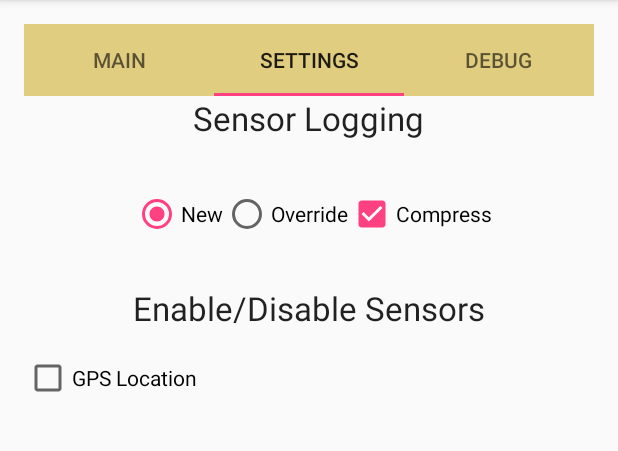
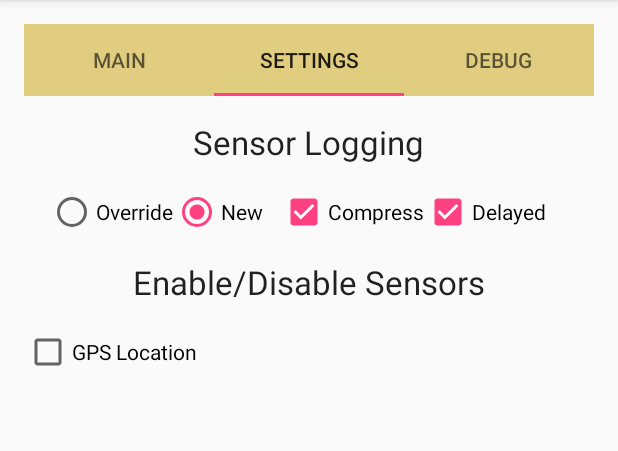
Before and after one commit to grunertj/AJGSensor, an Android app: the screen it shows after launch (MainActivity), tab 2 chosen, on a phone screen of 412 x 824 dp, the part 84-535 px from its top. Run offline under Robolectric (Android 15) with nearby library versions, the phone set to English and light mode, and no system bars.

Commit message:
Added Delayed logging selection

```diff
--- a/app/src/main/java/com/jwg/grunert/ajgsensor/MainActivity.java
+++ b/app/src/main/java/com/jwg/grunert/ajgsensor/MainActivity.java
@@ -33,7 +33,9 @@ public class MainActivity extends AppCompatActivity {
     static final int OVERRIDE = 1;
     static final int APPEND = 2;
     static final int NEW = 3;
+
     static boolean COMPRESS = true;
+    static boolean DELAYED = true;
 
     static boolean dim_state = true;
 
--- a/app/src/main/java/com/jwg/grunert/ajgsensor/MainFragment.java
+++ b/app/src/main/java/com/jwg/grunert/ajgsensor/MainFragment.java
@@ -413,7 +413,9 @@ public class MainFragment extends Fragment implements SensorEventListener, Locat
         }
         try {
             if (event_type!=null) {
-                if (start_logging && MainActivity.log[MainActivity.TYPE_GPS] || MainActivity.log[MainActivity.TYPE_GPS] == false) {
+                if (start_logging && MainActivity.log[MainActivity.TYPE_GPS]
+                        || MainActivity.log[MainActivity.TYPE_GPS] == false
+                        || MainActivity.DELAYED == false) {
                     sensor_file.append(event_type);
                 }
             }
@@ -490,7 +492,8 @@ public class MainFragment extends Fragment implements SensorEventListener, Locat
 
         if ((location.hasSpeed() && location.getAccuracy() < 20 && location.hasBearing() && location.hasAccuracy())
                 || (location.hasSpeed() && location.getAccuracy() < 10 && location.hasAccuracy())) {
-            if (start_logging == false && location.getSpeed() > 0.3) {
+
+            if ((start_logging == false && (location.getSpeed() > 0.3) || MainActivity.DELAYED == false)) {
                 start_logging = true;
                 LastLatitude = location.getLatitude();
                 LastLongitude = location.getLongitude();
@@ -500,6 +503,7 @@ public class MainFragment extends Fragment implements SensorEventListener, Locat
                 TotalSpeed = 0.0f;
                 log_counter = 1;
             }
+
             if (start_logging) {
                 valid_data = true;
             }
--- a/app/src/main/java/com/jwg/grunert/ajgsensor/SettingsFragment.java
+++ b/app/src/main/java/com/jwg/grunert/ajgsensor/SettingsFragment.java
@@ -25,7 +25,7 @@ import java.util.Comparator;
 import java.util.List;
 
 public class SettingsFragment extends Fragment {
-    CheckBox checkBox, checkBoxCompress, checkBoxGPS;
+    CheckBox checkBox, checkBoxCompress, checkBoxGPS, checkBoxDelayed;
     ArrayList<CheckBox> checkBoxes;
     SensorManager sensorManager = null;
     RadioGroup radioGroup;
@@ -42,6 +42,7 @@ public class SettingsFragment extends Fragment {
         LinearLayout linearLayout = (LinearLayout)view.findViewById(R.id.linearLayout);
         radioGroup = (RadioGroup)view.findViewById(R.id.radioGroup);
         checkBoxCompress = (CheckBox)view.findViewById(R.id.checkBoxCompress);
+        checkBoxDelayed = (CheckBox)view.findViewById(R.id.checkBoxDelayed);
 
         view.setOnTouchListener(new View.OnTouchListener() {
             @Override
@@ -57,7 +58,7 @@ public class SettingsFragment extends Fragment {
         radioGroup.setOnCheckedChangeListener(new RadioGroup.OnCheckedChangeListener() {
             @Override
             public void onCheckedChanged(RadioGroup group, int checkedId) {
-             switch (checkedId) {
+                switch (checkedId) {
                     case R.id.radioButtonOverride:
                         MainActivity.file_mode = MainActivity.OVERRIDE;
                         break;
@@ -82,7 +83,19 @@ public class SettingsFragment extends Fragment {
             }
         });
 
+        checkBoxDelayed.setOnCheckedChangeListener(new CompoundButton.OnCheckedChangeListener() {
+            @Override
+            public void onCheckedChanged(CompoundButton buttonView, boolean isChecked) {
+                if (isChecked) {
+                    MainActivity.DELAYED = true;
+                } else {
+                    MainActivity.DELAYED = false;
+                }
+            }
+        });
+
         checkBoxCompress.setChecked(true);
+        checkBoxDelayed.setChecked(true);
 
         sensorManager = (SensorManager)getActivity().getSystemService(Context.SENSOR_SERVICE);
         List<Sensor> list = sensorManager.getSensorList(Sensor.TYPE_ALL);
--- a/app/src/main/res/layout/fragment_settings.xml
+++ b/app/src/main/res/layout/fragment_settings.xml
@@ -10,19 +10,12 @@
         android:checkedButton="@+id/radioButtonNew"
         android:id="@+id/radioGroup"
         android:orientation="horizontal"
-        android:layout_marginTop="33dp"
+        android:layout_marginTop="@dimen/activity_vertical_margin"
+        android:layout_marginLeft="@dimen/activity_horizontal_margin"
         android:layout_below="@+id/textView"
-        android:layout_alignLeft="@+id/textView2"
-        android:layout_alignStart="@+id/textView2">
-
-        <RadioButton
-            android:layout_width="wrap_content"
-            android:layout_height="wrap_content"
-            android:layout_marginBottom="@dimen/activity_vertical_margin"
-            android:text="New"
-            android:id="@+id/radioButtonNew"
-            android:layout_gravity="left"
-            android:checked="false" />
+        android:layout_alignParentLeft="true"
+        android:layout_alignParentStart="true"
+        >
 
         <RadioButton
             android:layout_width="wrap_content"
@@ -31,6 +24,15 @@
             android:id="@+id/radioButtonOverride"
             android:layout_gravity="left"
             android:checked="false" />
+
+        <RadioButton
+            android:layout_width="wrap_content"
+            android:layout_height="wrap_content"
+            android:text="New"
+            android:id="@+id/radioButtonNew"
+            android:layout_gravity="left"
+            android:checked="false" />
+
     </RadioGroup>
 
     <LinearLayout
@@ -50,6 +52,7 @@
         android:textAppearance="?android:attr/textAppearanceLarge"
         android:text="Sensor Logging"
         android:id="@+id/textView"
+        android:layout_marginTop="@dimen/activity_vertical_margin"
         android:layout_alignParentTop="true"
         android:layout_centerHorizontal="true" />
 
@@ -69,9 +72,20 @@
         android:text="Compress"
         android:id="@+id/checkBoxCompress"
         android:checked="false"
-        android:layout_alignTop="@+id/radioGroup"
-        android:layout_toRightOf="@+id/radioGroup"
-        android:layout_toEndOf="@+id/radioGroup" />
+        android:layout_above="@+id/textView2"
+        android:layout_alignRight="@+id/textView"
+        android:layout_alignEnd="@+id/textView" />
+
+    <CheckBox
+        android:layout_width="wrap_content"
+        android:layout_height="wrap_content"
+        android:text="Delayed"
+        android:id="@+id/checkBoxDelayed"
+        android:checked="false"
+        android:layout_above="@+id/textView2"
+        android:layout_toRightOf="@+id/checkBoxCompress"
+        android:layout_toEndOf="@+id/checkBoxCompress" />
+
 
 
 </RelativeLayout>
```
